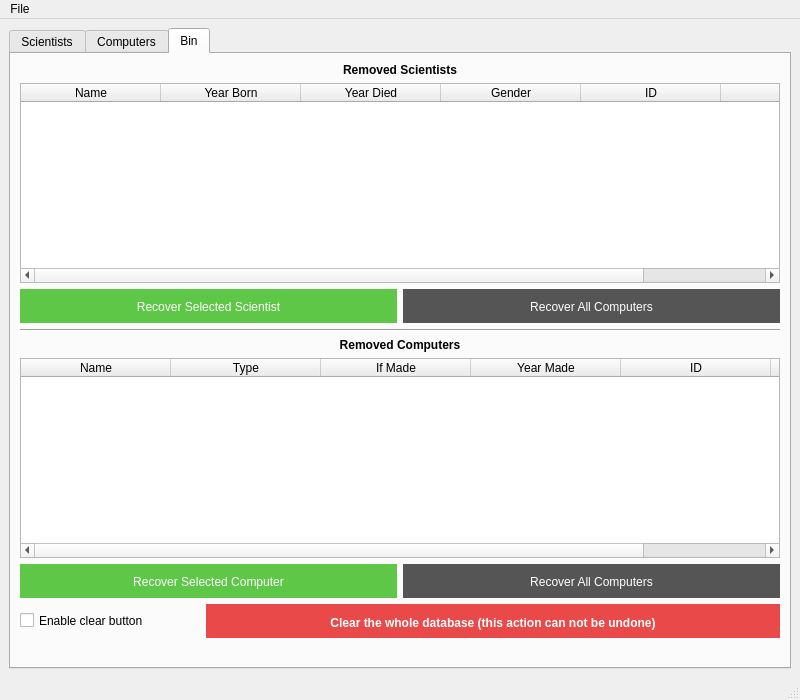
Qt form VL1-project/mainwindow.ui (birkirk/vln1-35) before a commit.
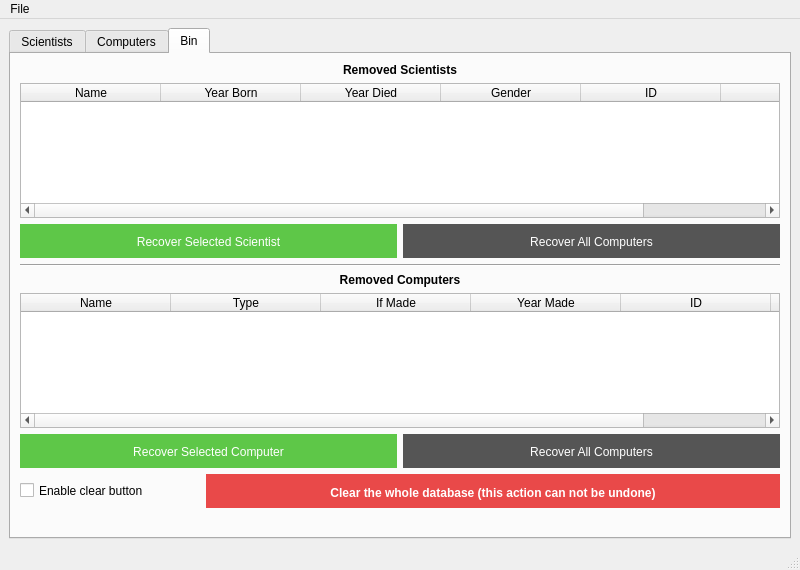
The same form after that commit. The open tabs and pages were chosen to show the change. Icons and pictures are not drawn.

Commit message: minnkaði aðeins

Diff of the .ui file:
```diff
--- a/VL1-project/mainwindow.ui
+++ b/VL1-project/mainwindow.ui
@@ -7,13 +7,13 @@
     <x>0</x>
     <y>0</y>
     <width>800</width>
-    <height>700</height>
+    <height>570</height>
    </rect>
   </property>
   <property name="minimumSize">
    <size>
     <width>800</width>
-    <height>700</height>
+    <height>570</height>
    </size>
   </property>
   <property name="maximumSize">
```
Left out of the diff: 2 changed lines with no effect on the pictures.
